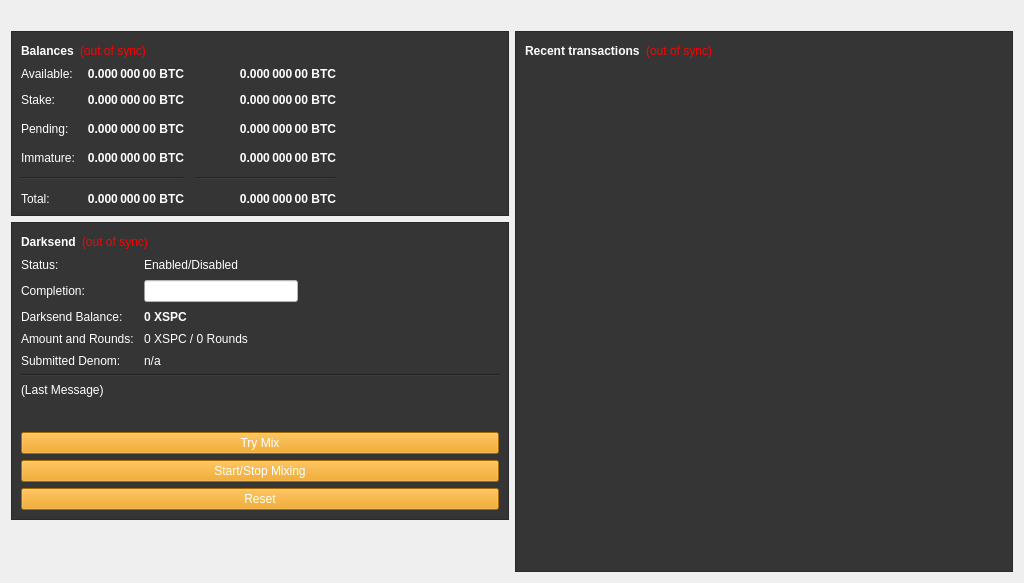
Before: the Qt Designer form src/qt/forms/overviewpage.ui in SpectreSecurityCoin/SpectreSecurityCoin, drawn with Qt 5.
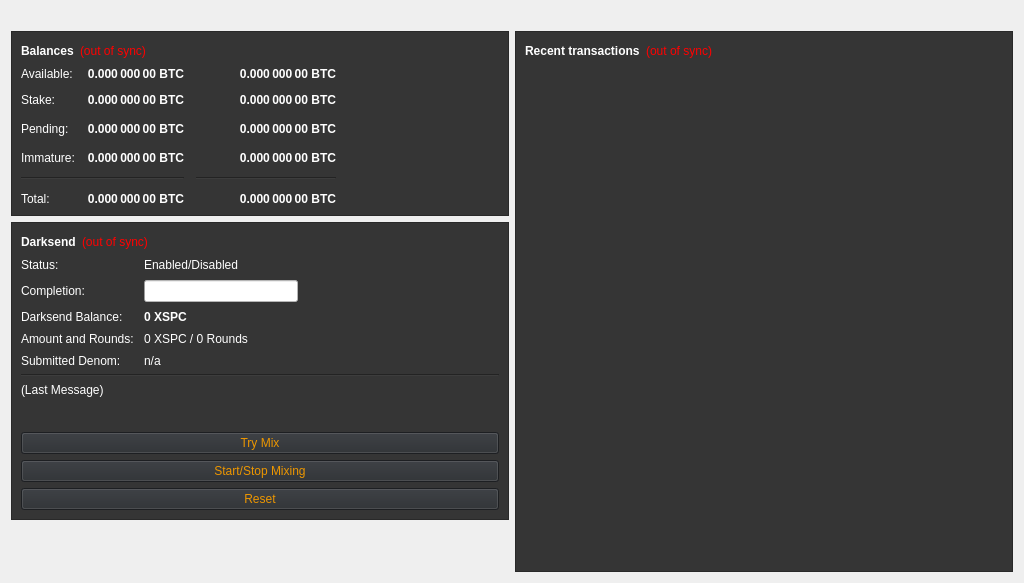
After: the same form once the commit is applied.

```diff
--- a/src/qt/forms/overviewpage.ui
+++ b/src/qt/forms/overviewpage.ui
@@ -656,7 +656,8 @@
              <string>Try to manually submit a Darksend request.</string>
             </property>
             <property name="styleSheet">
-             <string notr="true">background-color: rgb(236, 150, 0);</string>
+             <string notr="true">background-color: rgb(41, 44, 48);
+color: rgb(236, 150, 0);</string>
             </property>
             <property name="text">
              <string>Try Mix</string>
@@ -672,7 +673,8 @@
              </sizepolicy>
             </property>
             <property name="styleSheet">
-             <string notr="true">background-color: rgb(236, 150, 0);</string>
+             <string notr="true">background-color: rgb(41, 44, 48);
+color: rgb(236, 150, 0);</string>
             </property>
             <property name="text">
              <string>Start/Stop Mixing</string>
@@ -694,7 +696,8 @@
              <bool>false</bool>
             </property>
             <property name="styleSheet">
-             <string notr="true">background-color: rgb(236, 150, 0);</string>
+             <string notr="true">background-color: rgb(41, 44, 48);
+color: rgb(236, 150, 0);</string>
             </property>
             <property name="text">
              <string>Reset</string>
```
